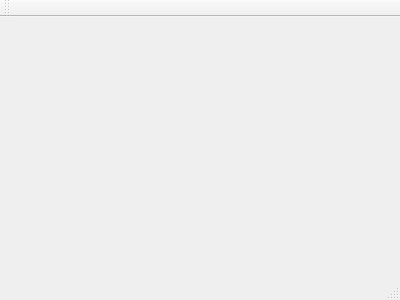
Qt form src/VitalyRybnikov/xmlstructurethreeview.ui (smurav/db2013) before a commit.
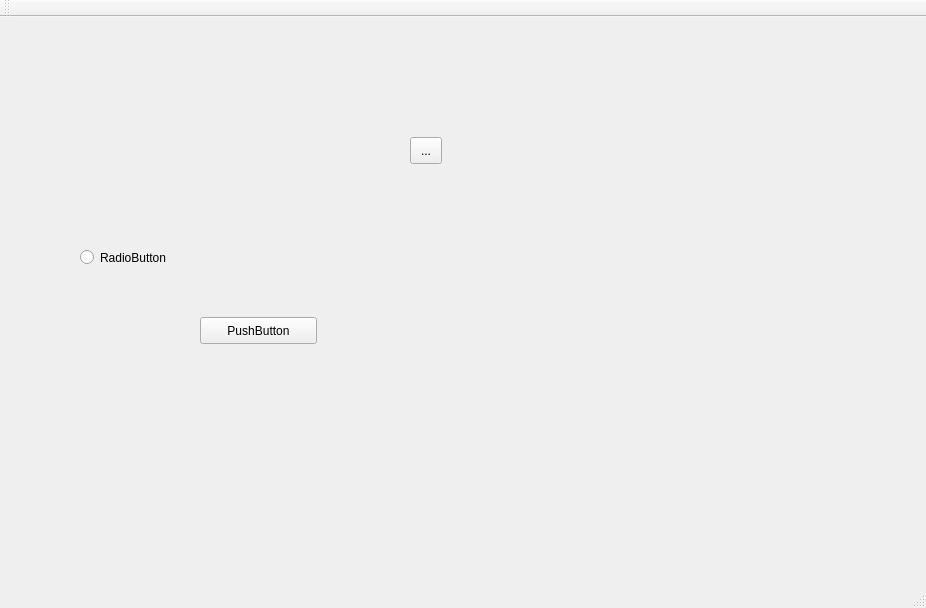
The same form after that commit.

Patch:
```diff
--- a/src/VitalyRybnikov/xmlstructurethreeview.ui
+++ b/src/VitalyRybnikov/xmlstructurethreeview.ui
@@ -1,24 +1,79 @@
 <ui version="4.0">
  <class>XMLStructureThreeView</class>
- <widget class="QMainWindow" name="XMLStructureThreeView" >
-  <property name="geometry" >
+ <widget class="QMainWindow" name="XMLStructureThreeView">
+  <property name="geometry">
    <rect>
     <x>0</x>
     <y>0</y>
-    <width>400</width>
-    <height>300</height>
+    <width>926</width>
+    <height>608</height>
    </rect>
   </property>
   <property name="windowTitle" >
    <string>XMLStructureThreeView</string>
   </property>
-  <widget class="QMenuBar" name="menuBar" />
-  <widget class="QToolBar" name="mainToolBar" />
-  <widget class="QWidget" name="centralWidget" />
-  <widget class="QStatusBar" name="statusBar" />
+  <widget class="QWidget" name="centralWidget">
+   <widget class="QPushButton" name="Button1">
+    <property name="geometry">
+     <rect>
+      <x>200</x>
+      <y>300</y>
+      <width>117</width>
+      <height>27</height>
+     </rect>
+    </property>
+    <property name="text">
+     <string>PushButton</string>
+    </property>
+   </widget>
+   <widget class="QRadioButton" name="radioButton">
+    <property name="geometry">
+     <rect>
+      <x>80</x>
+      <y>230</y>
+      <width>124</width>
+      <height>21</height>
+     </rect>
+    </property>
+    <property name="text">
+     <string>RadioButton</string>
+    </property>
+   </widget>
+   <widget class="QToolButton" name="toolButton">
+    <property name="geometry">
+     <rect>
+      <x>410</x>
+      <y>120</y>
+      <width>32</width>
+      <height>27</height>
+     </rect>
+    </property>
+    <property name="text">
+     <string>...</string>
+    </property>
+   </widget>
+  </widget>
+  <widget class="QMenuBar" name="menuBar">
+   <property name="geometry">
+    <rect>
+     <x>0</x>
+     <y>0</y>
+     <width>926</width>
+     <height>24</height>
+    </rect>
+   </property>
+  </widget>
+  <widget class="QToolBar" name="mainToolBar">
+   <attribute name="toolBarArea">
+    <enum>TopToolBarArea</enum>
+   </attribute>
+   <attribute name="toolBarBreak">
+    <bool>false</bool>
+   </attribute>
+  </widget>
+  <widget class="QStatusBar" name="statusBar"/>
  </widget>
- <layoutDefault spacing="6" margin="11" />
- <pixmapfunction></pixmapfunction>
+ <layoutdefault spacing="6" margin="11"/>
  <resources/>
  <connections/>
 </ui>
```
Left out of the diff: 5 changed lines with no effect on the pictures.
